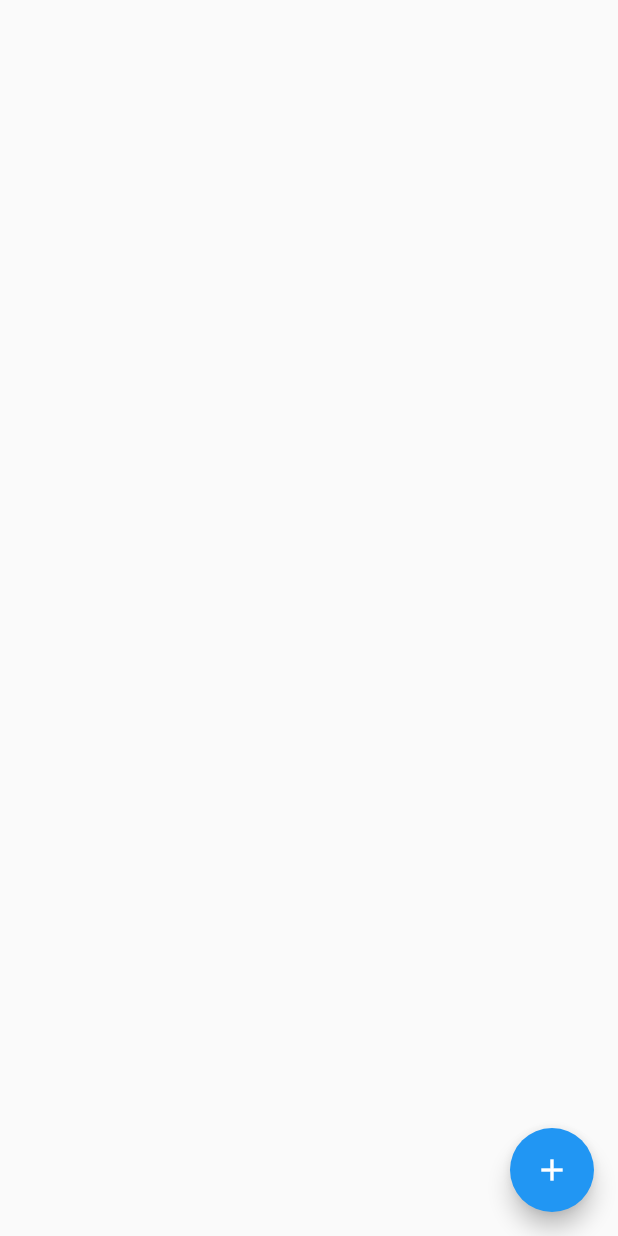
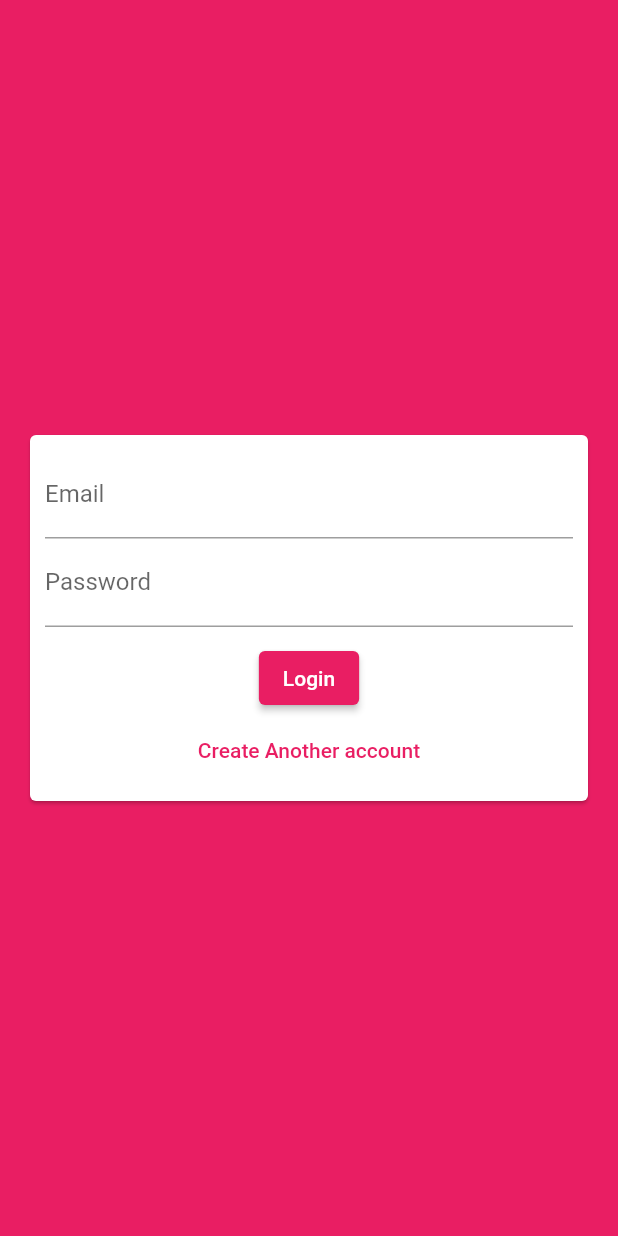
Before and after one commit to Megabyte-143/chatting_karlo, a Flutter app: the screen it shows after launch, on a phone screen of 412 x 824 dp. Run offline on Flutter 3.47's test engine with Material 2 defaults, Android fonts, the phone set to English and light mode, and no system bars; our stand-ins replace cloud_firestore, firebase_core; accounts and stored records are empty.

Commit message:
validate the forms on auth screen

```diff
--- a/lib/main.dart
+++ b/lib/main.dart
@@ -1,6 +1,7 @@
 import 'package:flutter/material.dart';
 
 import './screens/chat_screen.dart';
+import './screens/auth_screen.dart';
 
 void main() {
   runApp(MyApp());
@@ -11,11 +12,21 @@ class MyApp extends StatelessWidget {
   @override
   Widget build(BuildContext context) {
     return MaterialApp(
-      title: 'Flutter Demo',
+      title: 'Chatting Karlo',
       theme: ThemeData(
-        primarySwatch: Colors.blue,
+        primarySwatch: Colors.pink,
+        backgroundColor: Colors.pink,
+        accentColor: Colors.deepPurple,
+        accentColorBrightness: Brightness.dark,
+        buttonTheme: ButtonTheme.of(context).copyWith(
+          buttonColor: Colors.pink,
+          textTheme: ButtonTextTheme.primary,
+          shape: RoundedRectangleBorder(
+            borderRadius: BorderRadius.circular(20),
+          ),
+        ),
       ),
-      home: ChatScreen()
+      home: AuthScreen(),
     );
   }
 }
--- a/lib/screens/auth_screen.dart
+++ b/lib/screens/auth_screen.dart
@@ -0,0 +1,19 @@
+import 'package:flutter/material.dart';
+
+import 'package:chatting_karlo/widgets/auth_form.dart';
+
+class AuthScreen extends StatefulWidget {
+  const AuthScreen({ Key? key }) : super(key: key);
+
+  @override
+  _AuthScreenState createState() => _AuthScreenState();
+}
+
+class _AuthScreenState extends State<AuthScreen> {
+  @override
+  Widget build(BuildContext context) {
+    return Scaffold(
+      body: AuthForm(),
+    );
+  }
+}
--- a/lib/screens/chat_screen.dart
+++ b/lib/screens/chat_screen.dart
@@ -30,7 +30,11 @@ class ChatScreen extends StatelessWidget {
           }),
       floatingActionButton: FloatingActionButton(
         child: Icon(Icons.add),
-        onPressed: () => null,
+        onPressed: () {
+          FirebaseFirestore.instance
+              .collection('chats/JJJ1icBKXTftuip3wpb6/messages')
+              .add({'text': "Added by clicking button"});
+        },
       ),
     );
   }
--- /dev/null
+++ b/lib/widgets/auth_form.dart
@@ -0,0 +1,117 @@
+import 'package:flutter/material.dart';
+
+class AuthForm extends StatefulWidget {
+  const AuthForm({Key? key}) : super(key: key);
+
+  @override
+  _AuthFormState createState() => _AuthFormState();
+}
+
+class _AuthFormState extends State<AuthForm> {
+  final _formKey = GlobalKey<FormState>();
+
+  var _isLogin = true;
+  var _userEmail = '';
+  var _userName = '';
+  var _userPassword = '';
+
+  void _trySubmit() {
+    final _isValid = _formKey.currentState!.validate();
+    FocusScope.of(context).unfocus();
+
+    if (_isValid) {
+      _formKey.currentState!.save();
+      print(_userEmail);
+      print(_userName);
+      print(_userPassword);
+    }
+  }
+
+  @override
+  Widget build(BuildContext context) {
+    return Scaffold(
+      backgroundColor: Theme.of(context).primaryColor,
+      body: Center(
+        child: Container(
+          padding: EdgeInsets.all(16),
+          child: Card(
+            child: SingleChildScrollView(
+              padding: EdgeInsets.all(10),
+              child: Form(
+                key: _formKey,
+                child: Column(
+                  mainAxisSize: MainAxisSize.min,
+                  children: <Widget>[
+                    TextFormField(
+                      key: ValueKey('Email'),
+                      validator: (value) {
+                        if (value!.isEmpty || !value.contains("@")) {
+                          return "Please Enter A valid Email";
+                        }
+                        return null;
+                      },
+                      decoration: InputDecoration(labelText: 'Email'),
+                      keyboardType: TextInputType.emailAddress,
+                      onSaved: (value) {
+                        _userEmail = value.toString();
+                      },
+                    ),
+                    if (!_isLogin)
+                      TextFormField(
+                        key: ValueKey('Username'),
+                        validator: (value) {
+                          if (value!.isEmpty || value.length < 4) {
+                            return "Please Enter A username of more than 4 characters";
+                          }
+                          return null;
+                        },
+                        decoration: InputDecoration(labelText: 'Username'),
+                        onSaved: (value) {
+                          _userName = value.toString();
+                        },
+                      ),
+                    TextFormField(
+                      key: ValueKey('Password'),
+                      validator: (value) {
+                        if (value!.isEmpty || value.length < 7) {
+                          return "Please Enter Password of more than 7 characters";
+                        }
+                        return null;
+                      },
+                      decoration: InputDecoration(labelText: 'Password'),
+                      obscureText: true,
+                      onSaved: (value) {
+                        _userPassword = value.toString();
+                      },
+                    ),
+                    SizedBox(
+                      height: 10,
+                    ),
+                    ElevatedButton(
+                      onPressed: _trySubmit,
+                      child: Text(
+                        _isLogin ? "Login" : "SignUp",
+                      ),
+                    ),
+                    TextButton(
+                      onPressed: () {
+                        setState(() {
+                          _isLogin = !_isLogin;
+                        });
+                      },
+                      child: Text(
+                        !_isLogin
+                            ? "I already have an account"
+                            : "Create Another account",
+                      ),
+                    ),
+                  ],
+                ),
+              ),
+            ),
+          ),
+        ),
+      ),
+    );
+  }
+}
```
